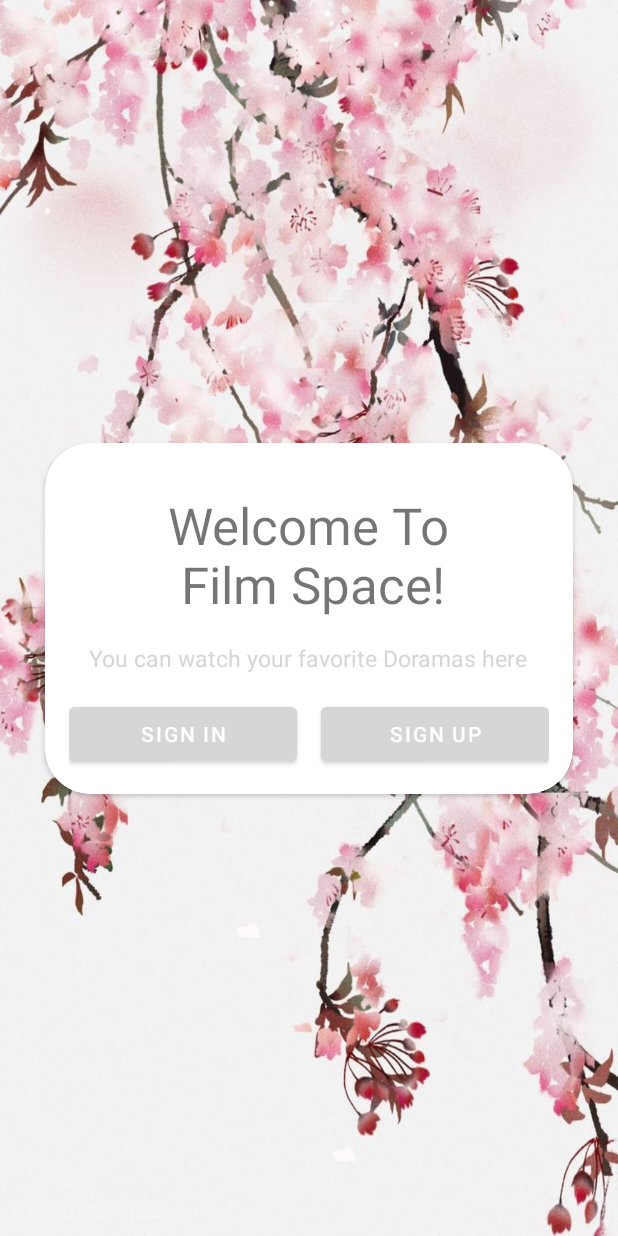
After one commit to LAlinaV/DoramaSpace, an Android app: the layout activity_welcome.xml on its own in the app's theme, with its tools: preview values and no code run, on a phone screen of 412 x 824 dp. The commit adds this screen. Run offline under Robolectric (Android 15) with nearby library versions, the phone set to English and light mode, and no system bars.

Commit message:
create Welcome Screen

```diff
--- a/app/src/main/java/com/example/filmspace/ui/SplashScreen.kt
+++ b/app/src/main/java/com/example/filmspace/ui/SplashScreen.kt
@@ -18,7 +18,7 @@ class SplashScreen : AppCompatActivity() {
     private fun loadSplashScreen(){
         Handler().postDelayed({
 
-            val intent = Intent(this,MainActivity::class.java)
+            val intent = Intent(this,WelcomeActivity::class.java)
             startActivity(intent)
             finish()
         },TIME_OUT)
--- /dev/null
+++ b/app/src/main/java/com/example/filmspace/ui/WelcomeActivity.kt
@@ -0,0 +1,29 @@
+package com.example.filmspace.ui
+
+import android.content.Intent
+import androidx.appcompat.app.AppCompatActivity
+import android.os.Bundle
+import android.widget.Button
+import com.example.filmspace.R
+
+class WelcomeActivity : AppCompatActivity() {
+    override fun onCreate(savedInstanceState: Bundle?) {
+        super.onCreate(savedInstanceState)
+        setContentView(R.layout.activity_welcome)
+
+        val signInButton = findViewById<Button>(R.id.buttonSignIn)
+        val signUpButton = findViewById<Button>(R.id.buttonSignUp)
+
+        signInButton.setOnClickListener {
+            val intent = Intent(this, RegisterLoginActivity::class.java)
+            intent.putExtra("fragment", "SignIn")
+            startActivity(intent)
+        }
+
+        signUpButton.setOnClickListener {
+            val intent = Intent(this, RegisterLoginActivity::class.java)
+            intent.putExtra("fragment", "SignUp")
+            startActivity(intent)
+        }
+    }
+}
--- /dev/null
+++ b/app/src/main/res/layout/activity_welcome.xml
@@ -0,0 +1,71 @@
+<?xml version="1.0" encoding="utf-8"?>
+<androidx.constraintlayout.widget.ConstraintLayout xmlns:android="http://schemas.android.com/apk/res/android"
+    xmlns:app="http://schemas.android.com/apk/res-auto"
+    xmlns:tools="http://schemas.android.com/tools"
+    android:layout_width="match_parent"
+    android:layout_height="match_parent"
+    android:background="@drawable/welcome"
+    tools:context=".ui.WelcomeActivity">
+
+    <androidx.cardview.widget.CardView
+        android:layout_width="0dp"
+        android:layout_height="wrap_content"
+        app:cardCornerRadius="30dp"
+        android:layout_margin="30dp"
+        app:layout_constraintBottom_toBottomOf="parent"
+        app:layout_constraintEnd_toEndOf="parent"
+        app:layout_constraintStart_toStartOf="parent"
+        app:layout_constraintTop_toTopOf="parent">
+
+        <LinearLayout
+            android:layout_width="match_parent"
+            android:layout_height="wrap_content"
+            android:orientation="vertical"
+            android:padding="16dp">
+
+            <TextView
+                android:id="@+id/text1"
+                android:layout_width="wrap_content"
+                android:layout_height="wrap_content"
+                android:layout_gravity="center_horizontal"
+                android:layout_marginTop="16dp"
+                android:text="Welcome To\n Film Space!"
+                android:textSize="34sp" />
+            <TextView
+                android:id="@+id/text2"
+                android:layout_width="wrap_content"
+                android:layout_height="wrap_content"
+                android:layout_gravity="center_horizontal"
+                android:layout_marginTop="16dp"
+                android:textColor="@color/lightPink"
+                android:text="You can watch your favorite Doramas here"
+                android:textSize="15sp" />
+
+            <LinearLayout
+                android:layout_width="match_parent"
+                android:layout_height="wrap_content"
+                android:layout_marginTop="16dp"
+                android:orientation="horizontal">
+
+                <Button
+                    android:id="@+id/buttonSignIn"
+                    android:backgroundTint="@color/pink"
+                    android:layout_width="0dp"
+                    android:layout_height="wrap_content"
+                    android:layout_marginEnd="8dp"
+                    android:layout_weight="1"
+                    android:text="Sign In" />
+
+                <Button
+                    android:id="@+id/buttonSignUp"
+                    android:backgroundTint="@color/pink"
+                    android:layout_width="0dp"
+                    android:layout_height="wrap_content"
+                    android:layout_marginStart="8dp"
+                    android:layout_weight="1"
+                    android:text="Sign Up" />
+            </LinearLayout>
+        </LinearLayout>
+    </androidx.cardview.widget.CardView>
+
+</androidx.constraintlayout.widget.ConstraintLayout>
```
Also changed, not shown: app/src/main/res/drawable/welcome.jpg (added).
